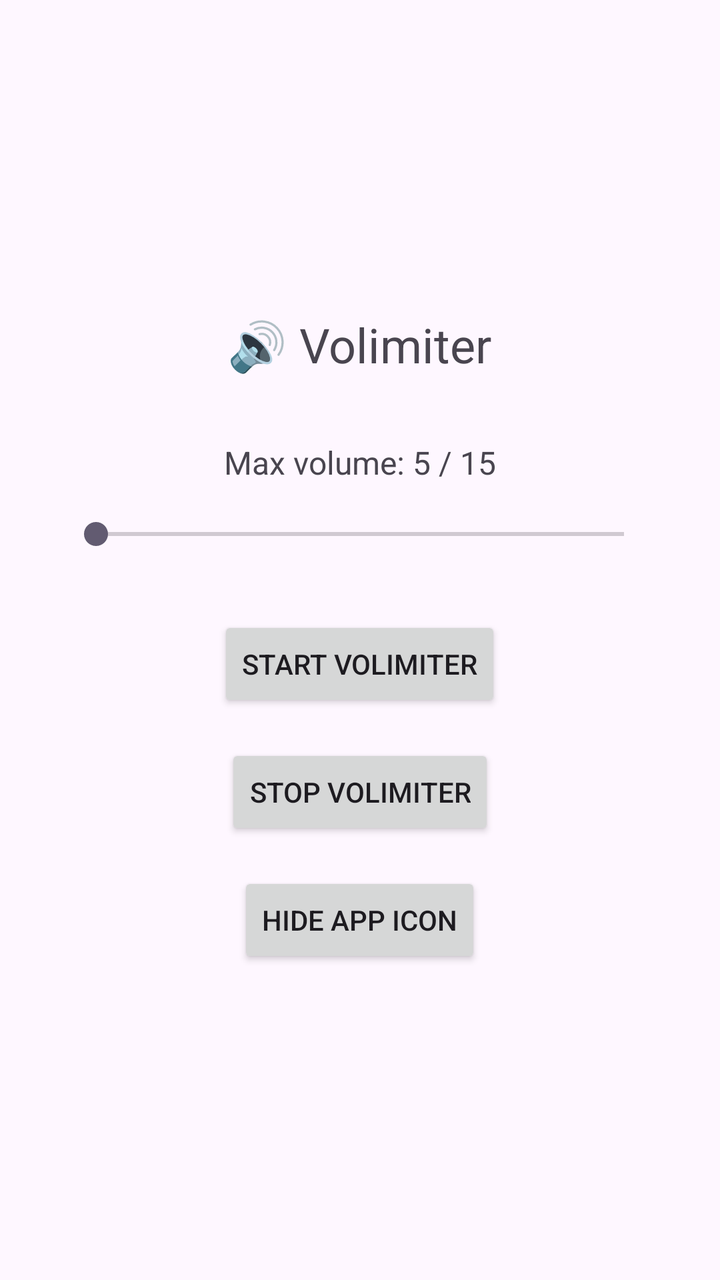
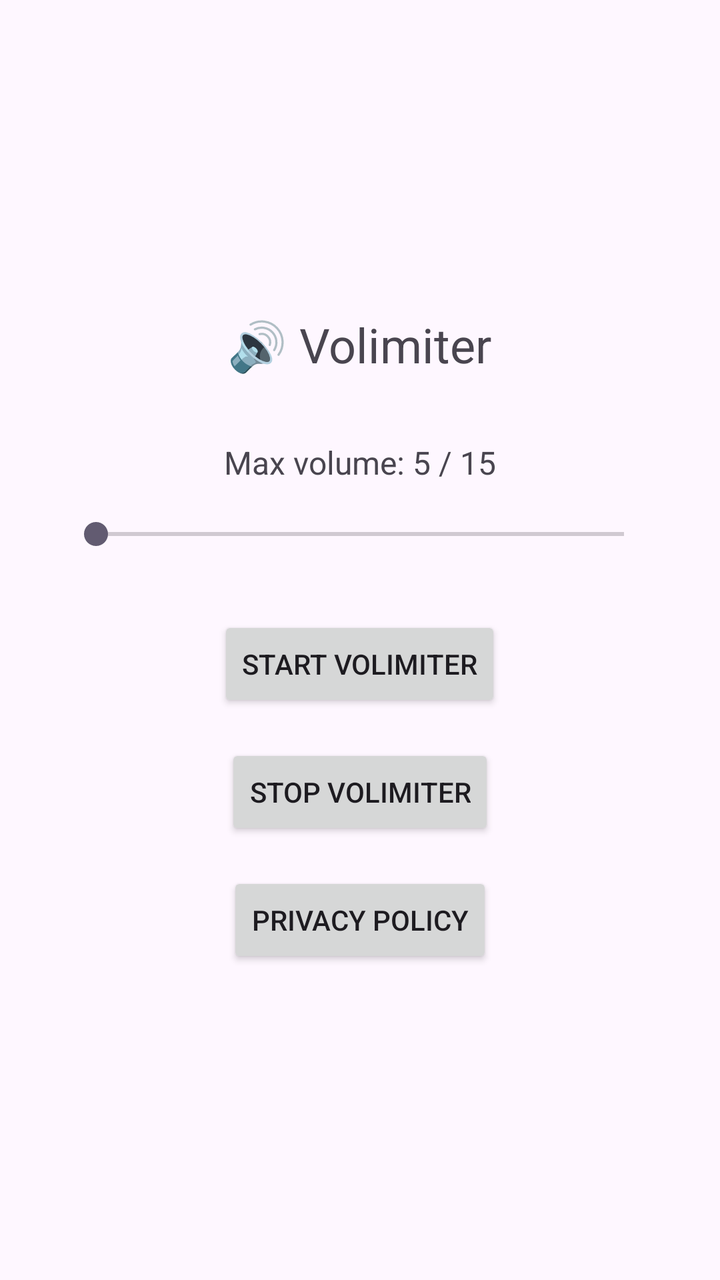

Two renders of the same Android screen: before a commit and after it. Below are the layout's source before the change and the commit's diff.
<!-- AndroidManifest.xml: application theme Theme.Volimiter -->
<!-- res/layout/activity_main.xml -->
<?xml version="1.0" encoding="utf-8"?>
<LinearLayout xmlns:android="http://schemas.android.com/apk/res/android"
    android:layout_width="match_parent"
    android:layout_height="match_parent"
    android:orientation="vertical"
    android:gravity="center"
    android:padding="32dp">

    <TextView
        android:text="🔊 Volimiter"
        android:textSize="24sp"
        android:layout_marginBottom="32dp"
        android:layout_width="wrap_content"
        android:layout_height="wrap_content"/>

    <TextView
        android:id="@+id/label"
        android:text="Max volume: 5 / 15"
        android:textSize="16sp"
        android:layout_marginBottom="16dp"
        android:layout_width="wrap_content"
        android:layout_height="wrap_content"/>

    <SeekBar
        android:id="@+id/seekBar"
        android:layout_width="match_parent"
        android:layout_height="wrap_content"
        android:layout_marginBottom="32dp"/>

    <Button
        android:id="@+id/toggleBtn"
        android:text="Start Volimiter"
        android:layout_width="wrap_content"
        android:layout_height="wrap_content"
        android:layout_marginBottom="16dp"/>

    <Button
        android:id="@+id/stopBtn"
        android:text="Stop Volimiter"
        android:layout_width="wrap_content"
        android:layout_height="wrap_content"/>

    <Button
        android:id="@+id/hideBtn"
        android:text="Hide App Icon"
        android:layout_width="wrap_content"
        android:layout_height="wrap_content"
        android:layout_marginTop="16dp"/>

</LinearLayout>
<!-- resources referenced by this layout -->
<resources>
  <style name="Theme.Volimiter" parent="Base.Theme.Volimiter" />
  <style name="Base.Theme.Volimiter" parent="Theme.Material3.DayNight.NoActionBar">
          
          
      </style>
</resources>

<!-- the commit's change to res/layout/activity_main.xml (unified diff, before → after) -->
@@ -41,8 +41,8 @@
         android:layout_height="wrap_content"/>
 
     <Button
-        android:id="@+id/hideBtn"
-        android:text="Hide App Icon"
+        android:id="@+id/privacyBtn"
+        android:text="Privacy Policy"
         android:layout_width="wrap_content"
         android:layout_height="wrap_content"
         android:layout_marginTop="16dp"/>
